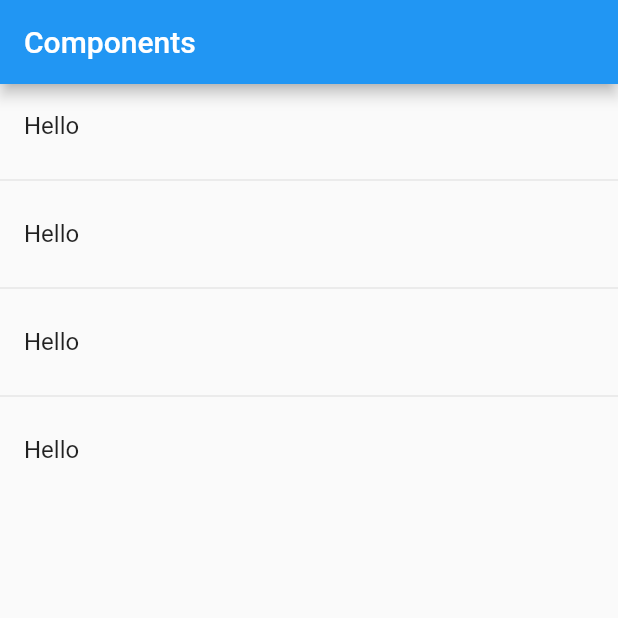
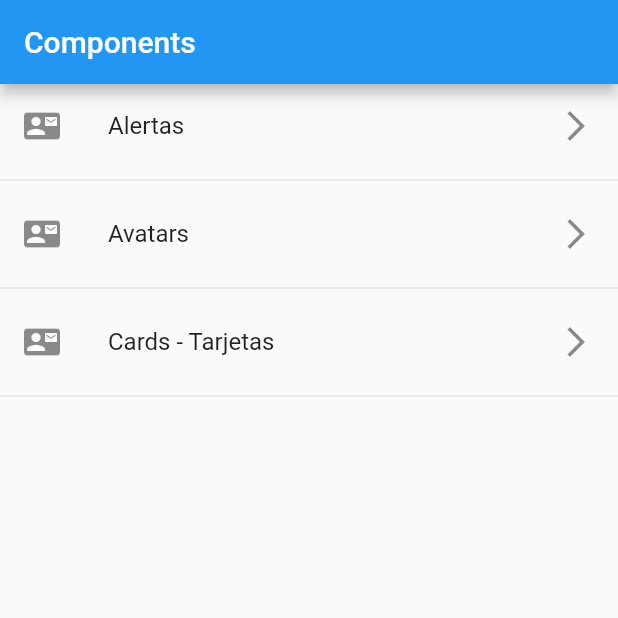
Before and after one commit to kevinneyder/Flutter_app2, a Flutter app: the screen it shows after launch, on a phone screen of 412 x 824 dp, the top half of it. Run offline on Flutter 3.47's test engine with Material 2 defaults, Android fonts, the phone set to English and light mode, and no system bars.

Commit message:
List view funcionando

```diff
--- a/lib/src/pages/home_page.dart
+++ b/lib/src/pages/home_page.dart
@@ -1,4 +1,5 @@
 import 'package:flutter/material.dart';
+import 'package:flutter_application_2/src/providers/menu_provider.dart';
 
 class HomePage extends StatelessWidget {
   const HomePage({ Key? key }) : super(key: key);
@@ -14,21 +15,42 @@ class HomePage extends StatelessWidget {
   }
 
   Widget _lista() {
-    return ListView(
-      children: _listaItems(),
+
+    // print(menuProvider.options);
+    // menuProvider.cargarData().then((value) {
+    //   print('$value -------');
+    // });
+
+    // return ListView(
+    //   children: _listaItems(),
+    // );
+    return FutureBuilder(
+      future: menuProvider.cargarData(),
+      initialData: [],
+      builder: (context, AsyncSnapshot<List<dynamic>> snapshot) {
+        print('builder');
+        print(snapshot.data);
+        return ListView(
+          children: _listaItems( snapshot.data!),
+        );
+      },
     );
   }
 
-  List<Widget> _listaItems() {
-    return [
-      ListTile( title: Text('Hello'),),
-      Divider(),
-      ListTile( title: Text('Hello'),),
-      Divider(),
-      ListTile( title: Text('Hello'),),
-      Divider(),
-      ListTile( title: Text('Hello'),),
+  List<Widget> _listaItems( List<dynamic> data) {
+    final List<Widget> options = [];
+    data.forEach((element) {
+      final widgetTemp = ListTile(
+        title: Text(element['texto']),
+        leading: Icon(Icons.contact_mail_rounded),
+        trailing: Icon(Icons.arrow_forward_ios),
+        onTap: (){
 
-    ];
+        },
+      );
+      options..add(widgetTemp)
+             ..add(Divider());
+    });
+    return options;
   }
 }
--- /dev/null
+++ b/lib/src/providers/menu_provider.dart
@@ -0,0 +1,26 @@
+import 'dart:convert';
+
+import 'package:flutter/services.dart' show rootBundle;
+
+class _MenuProvider{
+
+  List<dynamic> options = [];
+
+  _MenuProvider(){
+    cargarData();
+  }
+
+  Future<List<dynamic>> cargarData() async{
+    final res = await rootBundle.loadString('data/menu_opts.json');
+
+    Map dataMap = jsonDecode(res);
+    // print(dataMap['rutas']);
+    options = dataMap['rutas'];
+
+    return options;
+  }
+
+
+}
+
+final menuProvider = new _MenuProvider();
--- a/pubspec.yaml
+++ b/pubspec.yaml
@@ -45,8 +45,8 @@ flutter:
   uses-material-design: true
 
   # To add assets to your application, add an assets section, like this:
-  # assets:
-  #   - images/a_dot_burr.jpeg
+  assets:
+    - data/menu_opts.json
   #   - images/a_dot_ham.jpeg
 
   # An image asset can refer to one or more resolution-specific "variants", see
```
